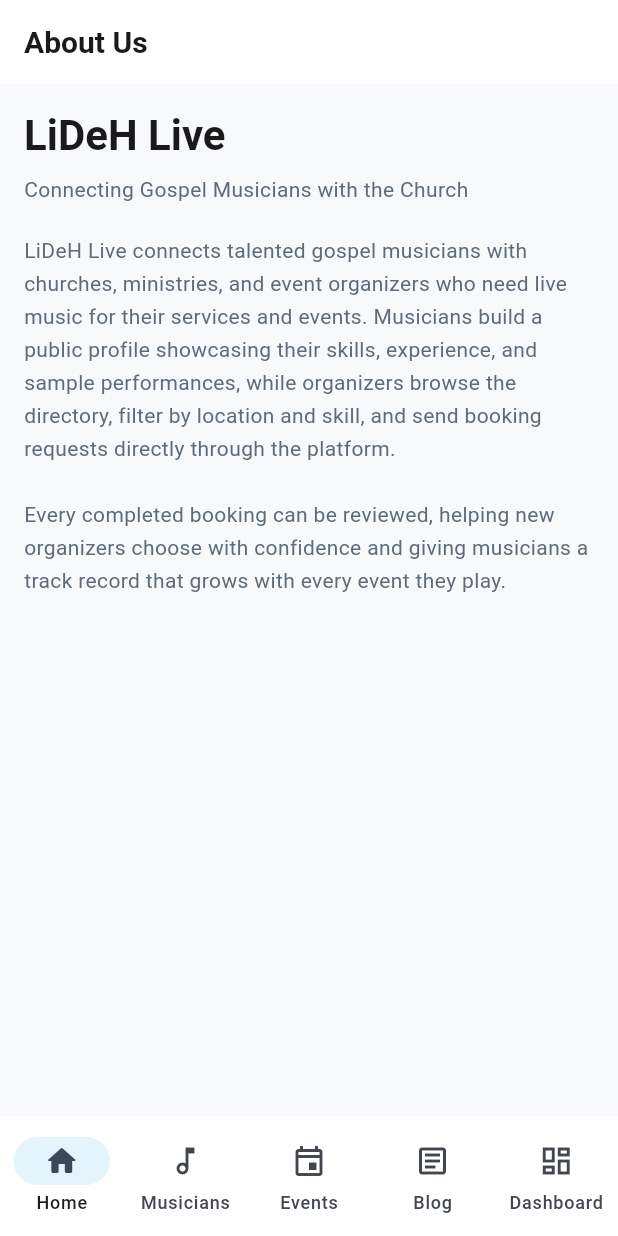
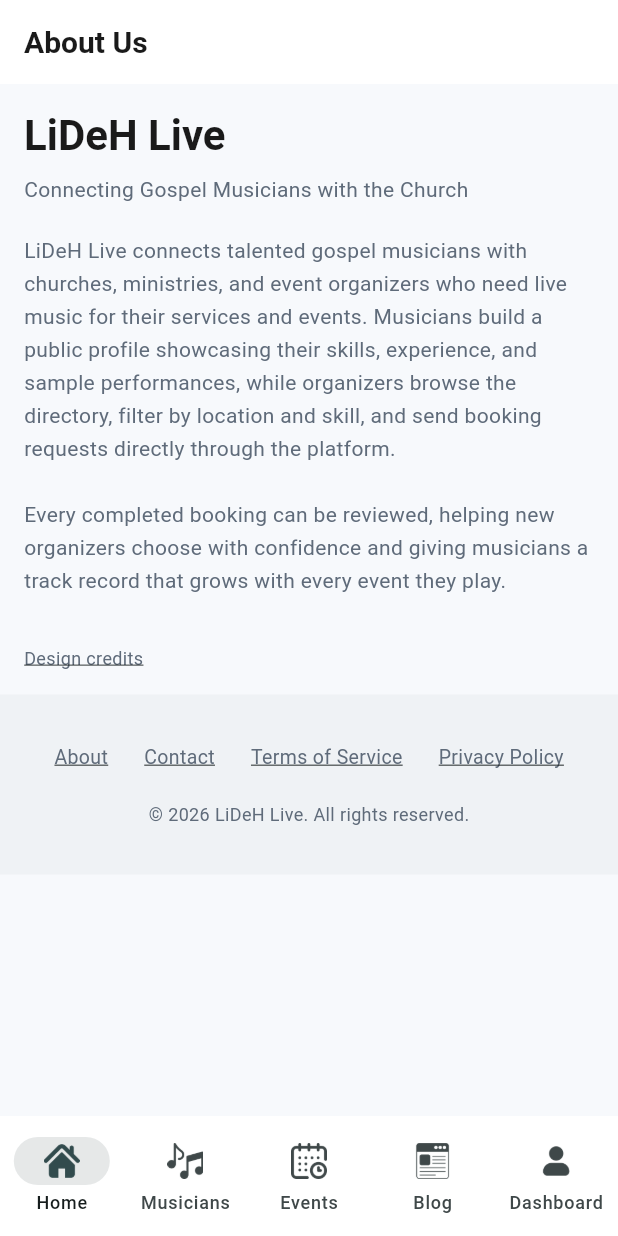
Before and after one commit to Ulikaye/lideh-live-flutter, a Flutter app: the StaticPage screen opened by its route, on a phone screen of 412 x 824 dp. Run offline on Flutter 3.47's test engine with Material 3 defaults, Android fonts, the phone set to English and light mode, and no system bars; our stand-ins replace cached_network_image, cloud_firestore, firebase_auth, firebase_core, firebase_messaging, firebase_storage and 4 more; accounts and stored records are empty; network calls fail.

```diff
--- a/lib/core/constants/app_colors.dart
+++ b/lib/core/constants/app_colors.dart
@@ -6,8 +6,8 @@ import 'package:flutter/material.dart';
 class AppColors {
   AppColors._();
 
-  static const Color primary = Color(0xFF1DA1F2); // brand accent (sky blue)
-  static const Color primaryDark = Color(0xFF0D7FC4);
+  static const Color primary = Color(0xFF2D4042); // brand accent (dark slate teal)
+  static const Color primaryDark = Color(0xFF1B2829);
   static const Color secondary = Color(0xFFFFB020); // gospel-gold accent
   static const Color textPrimary = Color(0xFF1A1A1A);
   static const Color textSecondary = Color(0xFF5F6B7A);
@@ -22,6 +22,6 @@ class AppColors {
   static const Color statusPending = Color(0xFFF5A623);
   static const Color statusAccepted = Color(0xFF2ECC71);
   static const Color statusDeclined = Color(0xFFE74C3C);
-  static const Color statusCompleted = Color(0xFF1DA1F2);
+  static const Color statusCompleted = Color(0xFF2D4042);
   static const Color statusCancelled = Color(0xFF9AA5B1);
 }
--- a/lib/core/routing/app_router.dart
+++ b/lib/core/routing/app_router.dart
@@ -29,7 +29,7 @@ import '../../shared/widgets/loading_indicator.dart';
 import 'page_transitions.dart';
 
 final _publicRoutes = <String>{
-  '/', '/musicians', '/events', '/blog', '/login', '/register', '/about', '/contact', '/terms', '/privacy',
+  '/', '/musicians', '/events', '/blog', '/login', '/register', '/about', '/contact', '/terms', '/privacy', '/credits',
 };
 
 /// Any route not in [_publicRoutes] (and not a detail page nested under
@@ -113,6 +113,7 @@ final routerProvider = Provider<GoRouter>((ref) {
           GoRoute(path: '/contact', builder: (_, __) => const StaticPage(type: StaticPageType.contact)),
           GoRoute(path: '/terms', builder: (_, __) => const StaticPage(type: StaticPageType.terms)),
           GoRoute(path: '/privacy', builder: (_, __) => const StaticPage(type: StaticPageType.privacy)),
+          GoRoute(path: '/credits', builder: (_, __) => const StaticPage(type: StaticPageType.credits)),
         ],
       ),
       GoRoute(path: '/login', builder: (_, s) => LoginScreen(redirectTo: s.uri.queryParameters['redirect'])),
--- a/lib/features/static/static_pages.dart
+++ b/lib/features/static/static_pages.dart
@@ -1,10 +1,12 @@
 import 'package:flutter/material.dart';
+import 'package:go_router/go_router.dart';
 import 'package:url_launcher/url_launcher.dart';
 import '../../core/constants/app_colors.dart';
 import '../../core/constants/strings.dart';
 import '../../core/utils/responsive.dart';
+import '../../shared/widgets/app_footer.dart';
 
-enum StaticPageType { about, contact, terms, privacy }
+enum StaticPageType { about, contact, terms, privacy, credits }
 
 class StaticPage extends StatelessWidget {
   final StaticPageType type;
@@ -20,6 +22,8 @@ class StaticPage extends StatelessWidget {
         return 'Terms of Service';
       case StaticPageType.privacy:
         return 'Privacy Policy';
+      case StaticPageType.credits:
+        return 'Credits';
     }
   }
 
@@ -28,11 +32,16 @@ class StaticPage extends StatelessWidget {
     return Scaffold(
       appBar: AppBar(title: Text(_title)),
       body: SingleChildScrollView(
-        child: CenteredContent(
-          child: ConstrainedBox(
-            constraints: const BoxConstraints(maxWidth: 720),
-            child: _buildBody(context),
-          ),
+        child: Column(
+          children: [
+            CenteredContent(
+              child: ConstrainedBox(
+                constraints: const BoxConstraints(maxWidth: 720),
+                child: _buildBody(context),
+              ),
+            ),
+            const AppFooter(),
+          ],
         ),
       ),
     );
@@ -48,6 +57,8 @@ class StaticPage extends StatelessWidget {
         return _StaticText(title: 'Terms of Service', body: _termsBody);
       case StaticPageType.privacy:
         return _StaticText(title: 'Privacy Policy', body: _privacyBody);
+      case StaticPageType.credits:
+        return const _Credits();
     }
   }
 }
@@ -71,6 +82,14 @@ class _About extends StatelessWidget {
           'Every completed booking can be reviewed, helping new organizers choose with confidence '
           'and giving musicians a track record that grows with every event they play.',
           style: TextStyle(height: 1.6),
+        ),
+        const SizedBox(height: 32),
+        InkWell(
+          onTap: () => context.go('/credits'),
+          child: const Text(
+            'Design credits',
+            style: TextStyle(fontSize: 12, color: AppColors.textSecondary, decoration: TextDecoration.underline),
+          ),
         ),
       ],
     );
@@ -125,6 +144,26 @@ class _StaticText extends StatelessWidget {
   }
 }
 
+class _Credits extends StatelessWidget {
+  const _Credits();
+
+  @override
+  Widget build(BuildContext context) {
+    return Column(
+      crossAxisAlignment: CrossAxisAlignment.start,
+      children: [
+        Text('Credits', style: Theme.of(context).textTheme.headlineMedium),
+        const SizedBox(height: 20),
+        const Text(
+          'Some icons used throughout this app are from Flaticon (flaticon.com), '
+          'including icon packs by Magnific.',
+          style: TextStyle(height: 1.6, color: AppColors.textSecondary),
+        ),
+      ],
+    );
+  }
+}
+
 const _termsBody = '''
 Placeholder Terms of Service.
 
--- /dev/null
+++ b/lib/shared/widgets/app_footer.dart
@@ -0,0 +1,56 @@
+import 'package:flutter/material.dart';
+import 'package:go_router/go_router.dart';
+import '../../core/constants/app_colors.dart';
+import '../../core/constants/strings.dart';
+
+/// Persistent footer shown at the bottom of the home page and the
+/// static pages themselves — this is the actual entry point into
+/// About/Contact/Terms/Privacy, none of which are otherwise reachable
+/// from the main navigation. Also carries the attribution required by
+/// Flaticon's free-tier icon license.
+class AppFooter extends StatelessWidget {
+  const AppFooter({super.key});
+
+  @override
+  Widget build(BuildContext context) {
+    return Container(
+      width: double.infinity,
+      padding: const EdgeInsets.symmetric(vertical: 32, horizontal: 24),
+      color: AppColors.primary.withValues(alpha: 0.04),
+      child: Column(
+        children: [
+          Wrap(
+            alignment: WrapAlignment.center,
+            spacing: 24,
+            runSpacing: 8,
+            children: [
+              _FooterLink('About', '/about'),
+              _FooterLink('Contact', '/contact'),
+              _FooterLink('Terms of Service', '/terms'),
+              _FooterLink('Privacy Policy', '/privacy'),
+            ],
+          ),
+          const SizedBox(height: 20),
+          Text(
+            '© ${DateTime.now().year} ${AppStrings.appName}. All rights reserved.',
+            style: const TextStyle(fontSize: 12, color: AppColors.textSecondary),
+          ),
+        ],
+      ),
+    );
+  }
+}
+
+class _FooterLink extends StatelessWidget {
+  final String label;
+  final String route;
+  const _FooterLink(this.label, this.route);
+
+  @override
+  Widget build(BuildContext context) {
+    return InkWell(
+      onTap: () => context.go(route),
+      child: Text(label, style: const TextStyle(color: AppColors.textSecondary, fontSize: 13, decoration: TextDecoration.underline)),
+    );
+  }
+}
--- /dev/null
+++ b/lib/shared/widgets/app_icon_asset.dart
@@ -0,0 +1,40 @@
+import 'package:flutter/material.dart';
+import '../../core/constants/app_colors.dart';
+
+/// Drop-in replacement for [Icon] backed by a custom PNG asset instead
+/// of a Material glyph. Reads the ambient [IconTheme] for color/size
+/// when not explicitly overridden — exactly how [Icon] itself behaves
+/// — so a custom icon placed inside a NavigationBar/NavigationRail
+/// destination still picks up the correct selected/unselected tint
+/// automatically, rather than being stuck at one fixed color.
+///
+/// Assets live in assets/icons/ as flat black-on-transparent PNGs;
+/// tinting is done via BlendMode.srcIn, which recolors every opaque
+/// pixel while preserving the original alpha/antialiasing shape.
+class AppIconAsset extends StatelessWidget {
+  final String name;
+  final double? size;
+  final Color? color;
+
+  const AppIconAsset(this.name, {super.key, this.size, this.color});
+
+  @override
+  Widget build(BuildContext context) {
+    final iconTheme = IconTheme.of(context);
+    final resolvedSize = size ?? iconTheme.size ?? 24;
+    final resolvedColor = color ?? iconTheme.color ?? AppColors.textPrimary;
+
+    return Image.asset(
+      'assets/icons/$name.png',
+      width: resolvedSize,
+      height: resolvedSize,
+      color: resolvedColor,
+      colorBlendMode: BlendMode.srcIn,
+      errorBuilder: (context, error, stackTrace) {
+        // Falls back gracefully if an icon file is ever missing,
+        // instead of crashing the whole screen.
+        return Icon(Icons.image_not_supported_outlined, size: resolvedSize, color: resolvedColor);
+      },
+    );
+  }
+}
--- a/lib/shared/widgets/app_scaffold.dart
+++ b/lib/shared/widgets/app_scaffold.dart
@@ -3,6 +3,7 @@ import 'package:go_router/go_router.dart';
 import '../../core/constants/app_colors.dart';
 import '../../core/constants/strings.dart';
 import '../../core/utils/responsive.dart';
+import 'app_icon_asset.dart';
 
 /// The top-level shell rendered around every primary route.
 ///
@@ -17,12 +18,17 @@ class AppScaffold extends StatelessWidget {
 
   const AppScaffold({super.key, required this.child, required this.currentIndex, this.userType});
 
+  // Icon names map to files in assets/icons/ (custom brand icon set).
+  // The same asset is used for both the selected and unselected slot —
+  // Flutter's NavigationBar/NavigationRail already apply a different
+  // ambient IconTheme color per state, and AppIconAsset reads that
+  // automatically, so one icon file covers both states cleanly.
   static const _destinations = [
-    _NavDest('Home', Icons.home_outlined, Icons.home_rounded, '/'),
-    _NavDest('Musicians', Icons.music_note_outlined, Icons.music_note_rounded, '/musicians'),
-    _NavDest('Events', Icons.event_outlined, Icons.event_rounded, '/events'),
-    _NavDest('Blog', Icons.article_outlined, Icons.article_rounded, '/blog'),
-    _NavDest('Dashboard', Icons.dashboard_outlined, Icons.dashboard_rounded, '/dashboard'),
+    _NavDest('Home', 'home', '/'),
+    _NavDest('Musicians', 'music', '/musicians'),
+    _NavDest('Events', 'calendar', '/events'),
+    _NavDest('Blog', 'blog', '/blog'),
+    _NavDest('Dashboard', 'person_single', '/dashboard'),
   ];
 
   void _onSelect(BuildContext context, int index) {
@@ -38,7 +44,11 @@ class AppScaffold extends StatelessWidget {
           selectedIndex: currentIndex,
           onDestinationSelected: (i) => _onSelect(context, i),
           destinations: _destinations
-              .map((d) => NavigationDestination(icon: Icon(d.icon), selectedIcon: Icon(d.activeIcon), label: d.label))
+              .map((d) => NavigationDestination(
+                    icon: AppIconAsset(d.iconName, size: 24),
+                    selectedIcon: AppIconAsset(d.iconName, size: 24),
+                    label: d.label,
+                  ))
               .toList(),
         ),
       );
@@ -62,7 +72,11 @@ class AppScaffold extends StatelessWidget {
               ),
             ),
             destinations: _destinations
-                .map((d) => NavigationRailDestination(icon: Icon(d.icon), selectedIcon: Icon(d.activeIcon), label: Text(d.label)))
+                .map((d) => NavigationRailDestination(
+                      icon: AppIconAsset(d.iconName, size: 24),
+                      selectedIcon: AppIconAsset(d.iconName, size: 24),
+                      label: Text(d.label),
+                    ))
                 .toList(),
           ),
           const VerticalDivider(width: 1),
@@ -75,8 +89,7 @@ class AppScaffold extends StatelessWidget {
 
 class _NavDest {
   final String label;
-  final IconData icon;
-  final IconData activeIcon;
+  final String iconName;
   final String route;
-  const _NavDest(this.label, this.icon, this.activeIcon, this.route);
+  const _NavDest(this.label, this.iconName, this.route);
 }
```
Also changed, not shown: lib/features/authentication/register_screen.dart (+6 -5 lines), lib/features/dashboard/musician_dashboard.dart (+12 -1 lines), lib/features/dashboard/widgets/musician_profile_header.dart (added, +157 -0 lines), lib/features/home/home_screen.dart (+9 -6 lines), assets/icons/blog.png (added), assets/icons/calendar.png (added), assets/icons/home.png (added), assets/icons/music.png (added), assets/icons/person_double.png (added), assets/icons/person_single.png (added), 1 other file.
